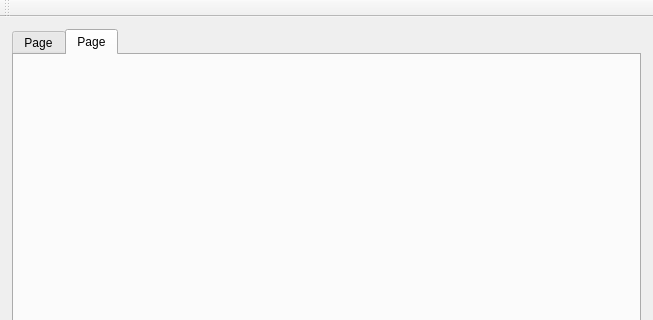
The window that ui/main.ui (playduck/visualSpice) describes before a commit, drawn with Qt 5; both pictures show x 0 to 653 and y 0 to 320 of the 653 by 561 pixel window.
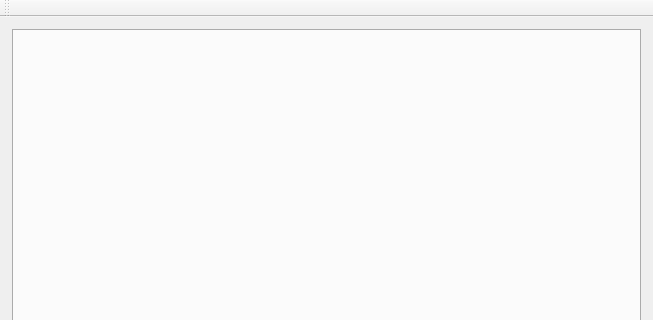
The same window after the commit.

Commit message: removed default tabs

```diff
--- a/ui/main.ui
+++ b/ui/main.ui
@@ -59,16 +59,6 @@
       <property name="elideMode">
        <enum>Qt::ElideLeft</enum>
       </property>
-      <widget class="QWidget" name="tab">
-       <attribute name="title">
-        <string>Page</string>
-       </attribute>
-      </widget>
-      <widget class="QWidget" name="tab_2">
-       <attribute name="title">
-        <string>Page</string>
-       </attribute>
-      </widget>
      </widget>
     </item>
    </layout>
```
Left out of the diff: 4 changed lines with no effect on the pictures.
